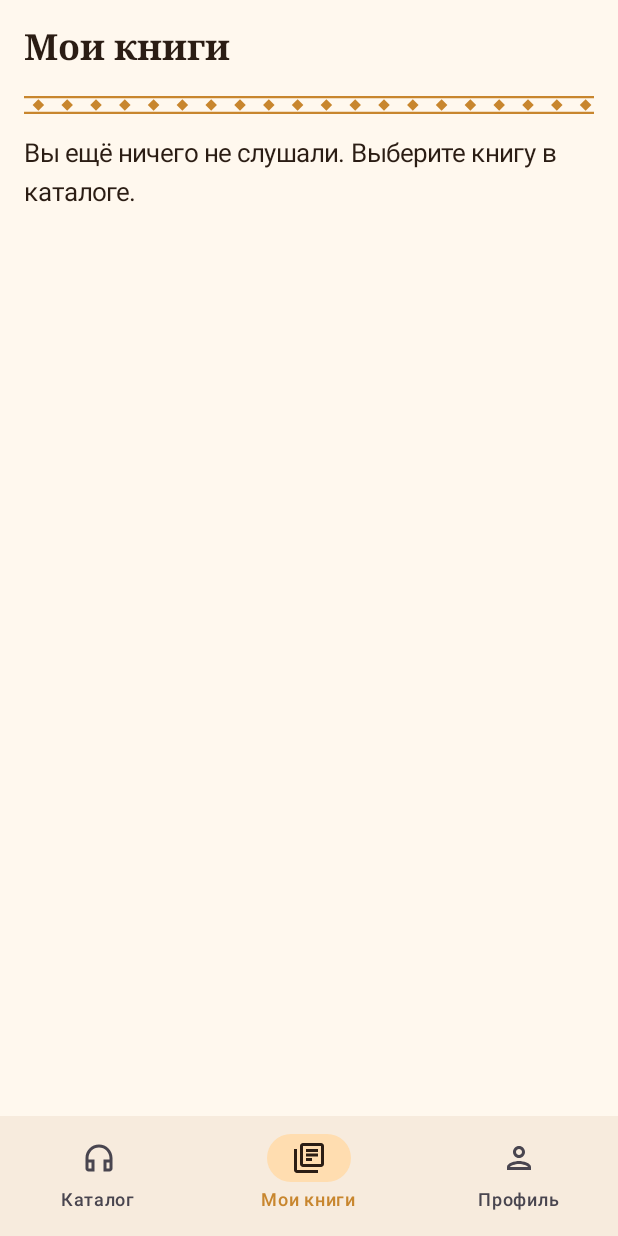
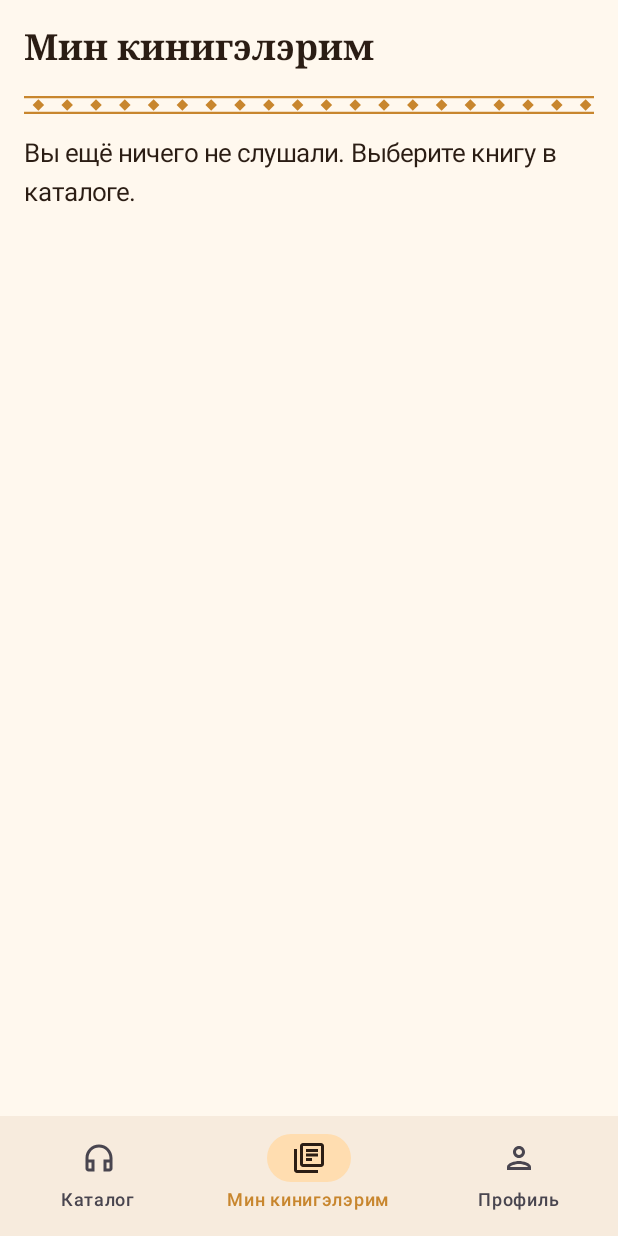
Before and after one commit to Udjuor/sakha-audiobooks, an Android app built with Jetpack Compose: the LibraryScreen screen opened through its navigation route, on a phone screen of 412 x 824 dp. Run offline under Robolectric (Android 15) with nearby library versions, the phone set to English and light mode, and no system bars; our stand-ins replace Dagger/Hilt's generated code.

Commit message:
Вкладка «Мои книги» → «Мин кинигэлэрим»
Co-Authored-By: Claude Opus 5.5 <noreply@anthropic.com>
Claude-Session: https://claude.ai/code/session_01PAmminxeFQixJWvuEFKVA3

```diff
--- a/app/src/main/res/values/strings.xml
+++ b/app/src/main/res/values/strings.xml
@@ -10,15 +10,15 @@
 
     <!-- Нижнее меню -->
     <string name="nav_catalog">Каталог</string>
-    <string name="nav_library">Мои книги</string>
+    <string name="nav_library">Мин кинигэлэрим</string>
     <string name="nav_profile">Профиль</string>
 
     <!-- Каталог -->
     <string name="catalog_title">Каталог</string>
     <string name="catalog_placeholder">Здесь появятся книги: обложки, авторы и описания.</string>
 
-    <!-- Мои книги -->
-    <string name="library_title">Мои книги</string>
+    <!-- Мин кинигэлэрим (мои книги) -->
+    <string name="library_title">Мин кинигэлэрим</string>
     <string name="library_empty">Вы ещё ничего не слушали. Выберите книгу в каталоге.</string>
 
     <!-- Профиль -->
```
